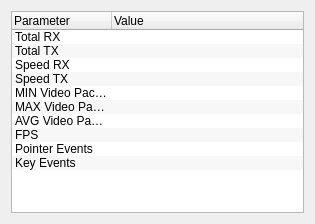
Above: source/client/ui/statistics_dialog.ui from dchapyshev/aspia before the change. Below: the same form after it.
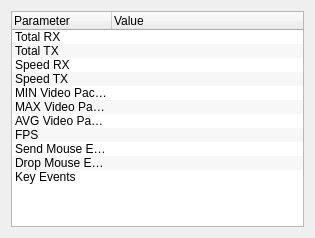
That is the form after the change.

Commit message: Implemented MouseEventFilter class.

```diff
--- a/source/client/ui/statistics_dialog.ui
+++ b/source/client/ui/statistics_dialog.ui
@@ -7,7 +7,7 @@
     <x>0</x>
     <y>0</y>
     <width>315</width>
-    <height>224</height>
+    <height>238</height>
    </rect>
   </property>
   <property name="windowTitle">
@@ -83,7 +83,12 @@
      </item>
      <item>
       <property name="text">
-       <string notr="true">Pointer Events</string>
+       <string notr="true">Send Mouse Events</string>
+      </property>
+     </item>
+     <item>
+      <property name="text">
+       <string notr="true">Drop Mouse Events</string>
       </property>
      </item>
      <item>
```
The commit also changes 8 other files.
